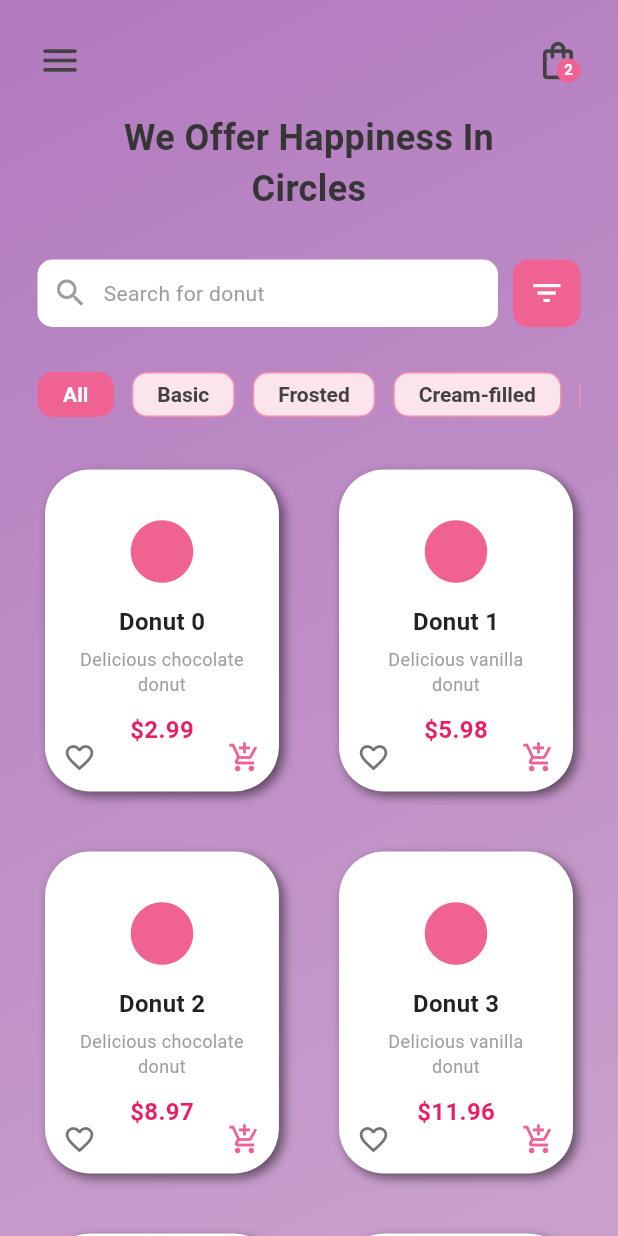
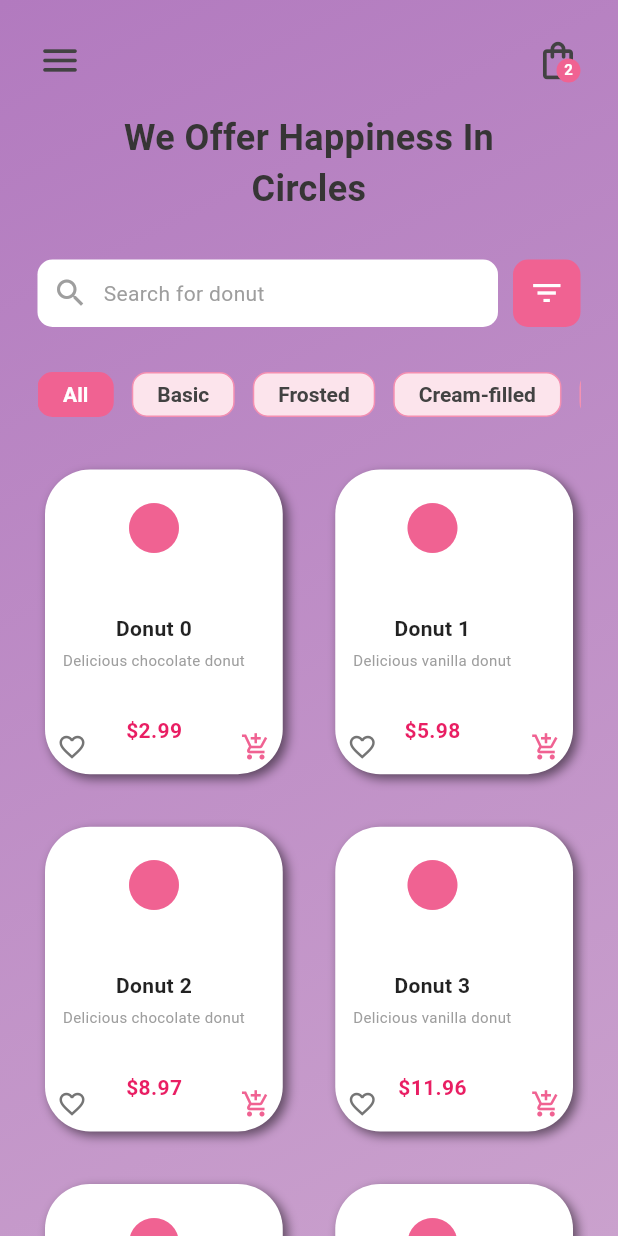
Before and after one commit to michalis-oik/flutter_dribbble_app_2, a Flutter app: the screen it shows after launch, on a phone screen of 412 x 824 dp. Run offline on Flutter 3.47's test engine with Material 3 defaults, Android fonts, the phone set to English and light mode, and no system bars.

Commit message:
update the cards to give more space

```diff
--- a/lib/pages/home_page.dart
+++ b/lib/pages/home_page.dart
@@ -158,13 +158,13 @@ class _HomePageState extends State<HomePage> {
                   padding: const EdgeInsets.symmetric(horizontal: 20),
                   child: ClipRect( // Clip vertically but allow horizontal overflow
                     child: GridView.builder(
-                      clipBehavior: Clip.none, // Allow horizontal overflow
+                      clipBehavior: Clip.none,
                       itemCount: 10,
                       gridDelegate: const SliverGridDelegateWithFixedCrossAxisCount(
                         crossAxisCount: 2,
-                        crossAxisSpacing: 20,
-                        mainAxisSpacing: 20,
-                        childAspectRatio: 0.75,
+                        crossAxisSpacing: 15,
+                        mainAxisSpacing: 15,
+                        childAspectRatio: 0.8, // Increased from 0.75 to give more vertical space
                       ),
                       itemBuilder: (context, index) {
                         return DonutCard(
--- a/lib/utils/donut_card.dart
+++ b/lib/utils/donut_card.dart
@@ -36,7 +36,7 @@ class _DonutCardState extends State<DonutCard> with SingleTickerProviderStateMix
       vsync: this,
     );
 
-    _scaleAnimation = Tween<double>(begin: 1.0, end: 1.8).animate(
+    _scaleAnimation = Tween<double>(begin: 1.0, end: 1.5).animate(
       CurvedAnimation(
         parent: _cartController,
         curve: Curves.elasticOut,
@@ -45,11 +45,11 @@ class _DonutCardState extends State<DonutCard> with SingleTickerProviderStateMix
 
     _colorAnimation = ColorTween(
       begin: Colors.pink[300],
-      end: Colors.green, // Changes to green
+      end: Colors.green,
     ).animate(
       CurvedAnimation(
         parent: _cartController,
-        curve: const Interval(0.0, 0.7, curve: Curves.easeInOut), // Color changes faster than scale
+        curve: Curves.easeInOut,
       ),
     );
   }
@@ -103,40 +103,64 @@ class _DonutCardState extends State<DonutCard> with SingleTickerProviderStateMix
           ),
           child: Stack(
             children: [
-              // Main content
+              // Main content with better spacing
               Padding(
-                padding: const EdgeInsets.all(16.0),
+                padding: const EdgeInsets.all(12.0), // Reduced padding
+                child: Column(
+                  mainAxisAlignment: MainAxisAlignment.spaceBetween, // Better space distribution
+                  children: [
+                    // Top section with icon
+                    Expanded(
+                      flex: 2,
+                      child: Icon(widget.icon, size: 40, color: Colors.pink[300]), // Smaller icon
+                    ),
+
+                    const SizedBox(height: 8),
+
+                    // Middle section with text
+                    Expanded(
+                      flex: 3,
                       child: Column(
                         mainAxisAlignment: MainAxisAlignment.center,
                         children: [
-                    Icon(widget.icon, size: 50, color: Colors.pink[300]),
-                    const SizedBox(height: 10),
                           Text(
                             widget.title,
                             style: const TextStyle(
                               fontWeight: FontWeight.bold,
-                        fontSize: 16,
+                              fontSize: 14, // Slightly smaller font
                               color: Colors.black87,
                             ),
+                            textAlign: TextAlign.center,
+                            maxLines: 1,
+                            overflow: TextOverflow.ellipsis,
                           ),
-                    const SizedBox(height: 5),
+                          const SizedBox(height: 4),
                           Text(
                             widget.subtitle,
                             style: const TextStyle(
-                        fontSize: 12,
+                              fontSize: 10, // Smaller font
                               color: Colors.grey,
                             ),
                             maxLines: 2,
                             overflow: TextOverflow.ellipsis,
                             textAlign: TextAlign.center,
                           ),
-                    const SizedBox(height: 10),
-                    Text(
+                        ],
+                      ),
+                    ),
+
+                    const SizedBox(height: 8),
+
+                    // Bottom section with price
+                    Expanded(
+                      flex: 1,
+                      child: Text(
                         widget.price,
                         style: const TextStyle(
                           fontWeight: FontWeight.bold,
-                        fontSize: 16,
+                          fontSize: 14,
                           color: Colors.pink,
+                        ),
                       ),
                     ),
                   ],
@@ -145,24 +169,24 @@ class _DonutCardState extends State<DonutCard> with SingleTickerProviderStateMix
 
               // Bottom left button - Favorite with toggle
               Positioned(
-                left: 12,
-                bottom: 12,
+                left: 8,
+                bottom: 8,
                 child: GestureDetector(
                   onTap: _toggleFavorite,
                   behavior: HitTestBehavior.opaque,
                   child: AnimatedCrossFade(
                     duration: const Duration(milliseconds: 200),
                     crossFadeState: _isFavorited ? CrossFadeState.showSecond : CrossFadeState.showFirst,
-                    firstChild: Icon(Icons.favorite_border, size: 22, color: Colors.grey[600]),
-                    secondChild: Icon(Icons.favorite, size: 22, color: Colors.pink[300]),
+                    firstChild: Icon(Icons.favorite_border, size: 20, color: Colors.grey[600]), // Smaller icon
+                    secondChild: Icon(Icons.favorite, size: 20, color: Colors.pink[300]), // Smaller icon
                   ),
                 ),
               ),
 
               // Bottom right button - Add to cart with bounce and color change
               Positioned(
-                right: 12,
-                bottom: 12,
+                right: 8,
+                bottom: 8,
                 child: GestureDetector(
                   onTap: _animateCart,
                   behavior: HitTestBehavior.opaque,
@@ -173,7 +197,7 @@ class _DonutCardState extends State<DonutCard> with SingleTickerProviderStateMix
                         scale: _scaleAnimation.value,
                         child: Icon(
                           Icons.add_shopping_cart,
-                          size: 22,
+                          size: 20, // Smaller icon
                           color: _colorAnimation.value,
                         ),
                       );
```
Lines whose indentation alone changed are shown as unchanged.
